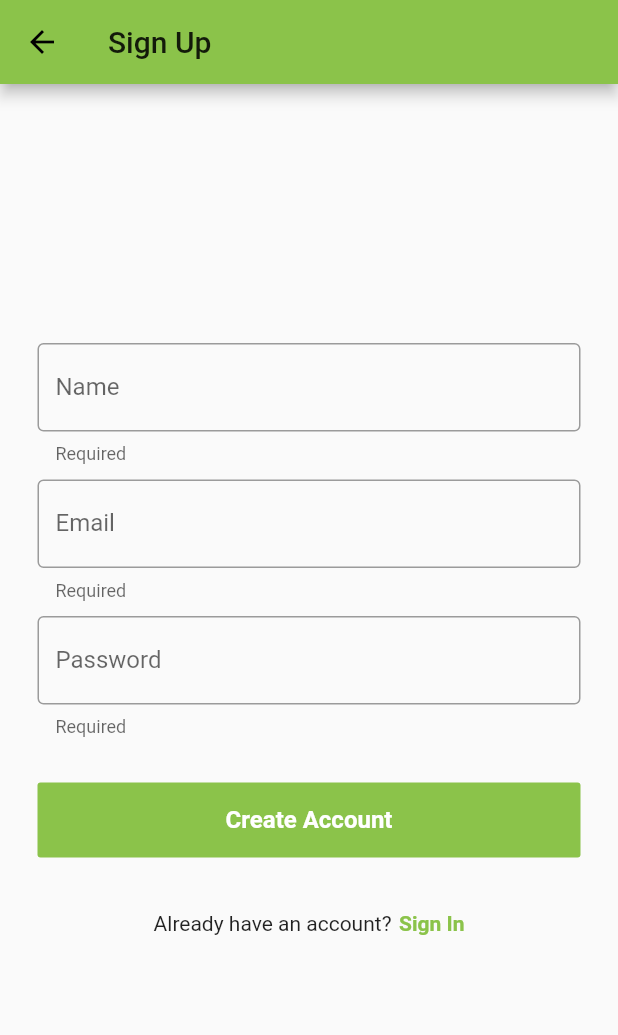
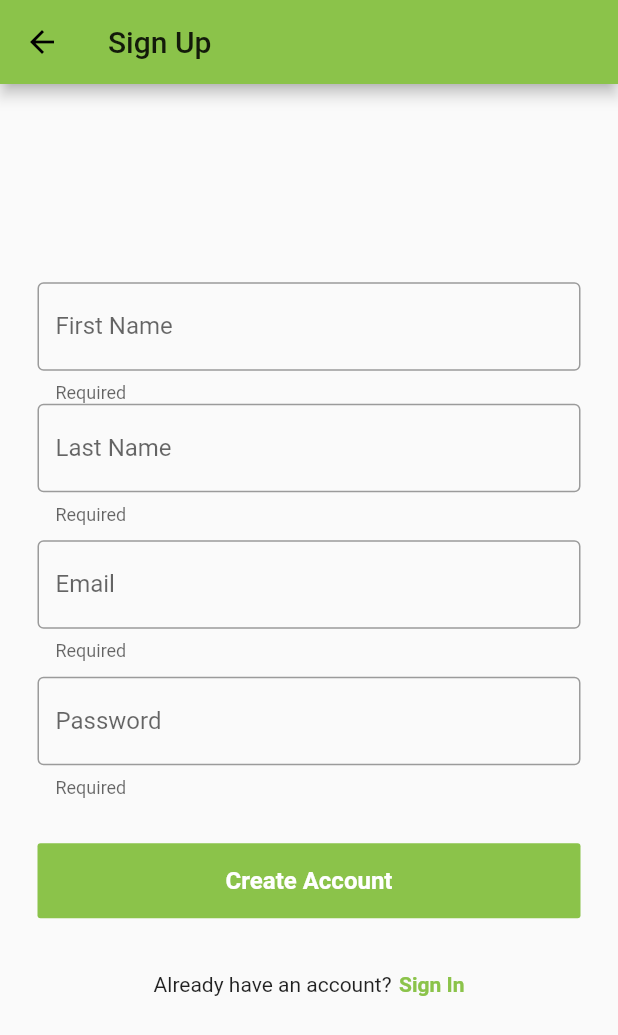
Before and after one commit to merche-o/template_flutter_supabase, a Flutter app: the SignupView screen opened by its route, on a phone screen of 412 x 824 dp. Shown: the top 1035 px of the screen. Run offline on Flutter 3.47's test engine with Material 2 defaults, Android fonts, the phone set to English and light mode, and no system bars; our stand-ins replace freezed_annotation, logger, shared_preferences, stacked, stacked_services, supabase and 2 more; missing offline and left inert: postgrest, shared_preferences_web, supabase_addons, uni_links_web; accounts and stored records are empty.

Commit message:
Update singup user form

```diff
--- a/lib/app/app.dart
+++ b/lib/app/app.dart
@@ -2,7 +2,6 @@ import 'package:stacked/stacked_annotations.dart';
 import 'package:stacked_services/stacked_services.dart';
 import 'package:template_flutter_supabase/services/authenticationService.dart';
 import 'package:template_flutter_supabase/services/localStorageService.dart';
-import 'package:template_flutter_supabase/services/supabaseService.dart';
 import 'package:template_flutter_supabase/views/home/home_view.dart';
 import 'package:template_flutter_supabase/views/login/login_view.dart';
 import 'package:template_flutter_supabase/views/signup/signup_view.dart';
--- a/lib/model/user/user.dart
+++ b/lib/model/user/user.dart
@@ -6,7 +6,8 @@ part 'user.g.dart';
 class AppUser with _$AppUser {
   const factory AppUser({
     required String id,
-    required String name,
+    required String last_name,
+    required String first_name,
     required String email,
   }) = _AppUser;
 
@@ -19,7 +20,8 @@ class AuthDto with _$AuthDto {
   const factory AuthDto({
     required String email,
     required String password,
-    String? name,
+    String? last_name,
+    String? first_name,
   }) = _AuthDto;
 
   factory AuthDto.fromJson(Map<String, dynamic> json) =>
--- a/lib/views/signup/signup_view.dart
+++ b/lib/views/signup/signup_view.dart
@@ -10,7 +10,8 @@ import 'package:template_flutter_supabase/views/signup/signup_viewmodel.dart';
 import 'signup_view.form.dart';
 
 @FormView(fields: [
-  FormTextField(name: 'name'),
+  FormTextField(name: 'first_name'),
+  FormTextField(name: 'last_name'),
   FormTextField(name: 'email'),
   FormTextField(name: 'password', isPassword: true),
 ])
@@ -38,9 +39,15 @@ class SignupView extends StatelessWidget with $SignupView {
                   children: [
                     SizedBox(height: 40),
                     AppTextFormField(
-                      labelText: 'Name',
-                      controller: nameController,
-                      focusNode: nameFocusNode,
+                      labelText: 'First Name',
+                      controller: first_nameController,
+                      focusNode: first_nameFocusNode,
+                      helperText: 'Required',
+                    ),
+                    AppTextFormField(
+                      labelText: 'Last Name',
+                      controller: last_nameController,
+                      focusNode: last_nameFocusNode,
                       helperText: 'Required',
                     ),
                     SizedBox(height: 10),
--- a/lib/views/signup/signup_view.form.dart
+++ b/lib/views/signup/signup_view.form.dart
@@ -9,22 +9,26 @@
 import 'package:flutter/material.dart';
 import 'package:stacked/stacked.dart';
 
-const String NameValueKey = 'name';
+const String FirstNameValueKey = 'firstName';
+const String LastNameValueKey = 'lastName';
 const String EmailValueKey = 'email';
 const String PasswordValueKey = 'password';
 
 mixin $SignupView on StatelessWidget {
-  final TextEditingController nameController = TextEditingController();
+  final TextEditingController first_nameController = TextEditingController();
+  final TextEditingController last_nameController = TextEditingController();
   final TextEditingController emailController = TextEditingController();
   final TextEditingController passwordController = TextEditingController();
-  final FocusNode nameFocusNode = FocusNode();
+  final FocusNode first_nameFocusNode = FocusNode();
+  final FocusNode last_nameFocusNode = FocusNode();
   final FocusNode emailFocusNode = FocusNode();
   final FocusNode passwordFocusNode = FocusNode();
 
   /// Registers a listener on every generated controller that calls [model.setData()]
   /// with the latest textController values
   void listenToFormUpdated(FormViewModel model) {
-    nameController.addListener(() => _updateFormData(model));
+    first_nameController.addListener(() => _updateFormData(model));
+    last_nameController.addListener(() => _updateFormData(model));
     emailController.addListener(() => _updateFormData(model));
     passwordController.addListener(() => _updateFormData(model));
   }
@@ -33,7 +37,8 @@ mixin $SignupView on StatelessWidget {
   void _updateFormData(FormViewModel model) => model.setData(
         model.formValueMap
           ..addAll({
-            NameValueKey: nameController.text,
+            FirstNameValueKey: first_nameController.text,
+            LastNameValueKey: last_nameController.text,
             EmailValueKey: emailController.text,
             PasswordValueKey: passwordController.text,
           }),
@@ -43,18 +48,21 @@ mixin $SignupView on StatelessWidget {
   void disposeForm() {
     // The dispose function for a TextEditingController sets all listeners to null
 
-    nameController.dispose();
+    first_nameController.dispose();
+    last_nameController.dispose();
     emailController.dispose();
     passwordController.dispose();
   }
 }
 
 extension ValueProperties on FormViewModel {
-  String? get nameValue => this.formValueMap[NameValueKey];
+  String? get firstNameValue => this.formValueMap[FirstNameValueKey];
+  String? get lastNameValue => this.formValueMap[LastNameValueKey];
   String? get emailValue => this.formValueMap[EmailValueKey];
   String? get passwordValue => this.formValueMap[PasswordValueKey];
 
-  bool get hasName => this.formValueMap.containsKey(NameValueKey);
+  bool get hasFirstName => this.formValueMap.containsKey(FirstNameValueKey);
+  bool get hasLastName => this.formValueMap.containsKey(LastNameValueKey);
   bool get hasEmail => this.formValueMap.containsKey(EmailValueKey);
   bool get hasPassword => this.formValueMap.containsKey(PasswordValueKey);
 }
--- a/lib/views/signup/signup_viewmodel.dart
+++ b/lib/views/signup/signup_viewmodel.dart
@@ -25,11 +25,14 @@ class SignupViewModel extends FormViewModel {
 
       final user = await _authService.signUp(
         payload: AuthDto(
-          email: emailValue ?? '',
-          password: passwordValue ?? '',
-          name: nameValue ?? '',
-        ),
+            email: emailValue ?? '',
+            password: passwordValue ?? '',
+            first_name: firstNameValue ?? '',
+            last_name: lastNameValue),
       );
+      _logger.i("emailValue = " + passwordValue!);
+
+      _logger.i("passwordValue = " + passwordValue!);
 
       if (user == null) {
         setError('Fill in all required fields.');
```
Also changed, not shown: lib/config/initSupabase.dart (+2 -2 lines), lib/services/authenticationService.dart (+5 -8 lines), lib/model/user/user.freezed.dart, lib/model/user/user.g.dart, 1 other file.
